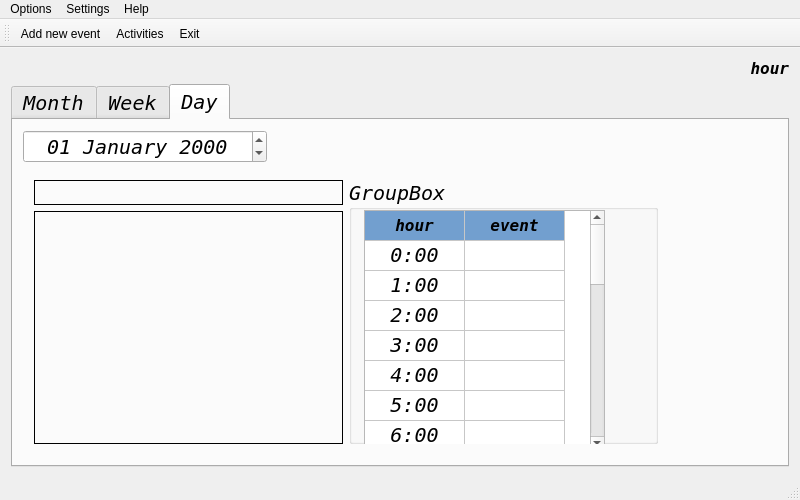
Qt form mainwindow.ui (AdriannaUrbanska/CalendarApp) before a commit.
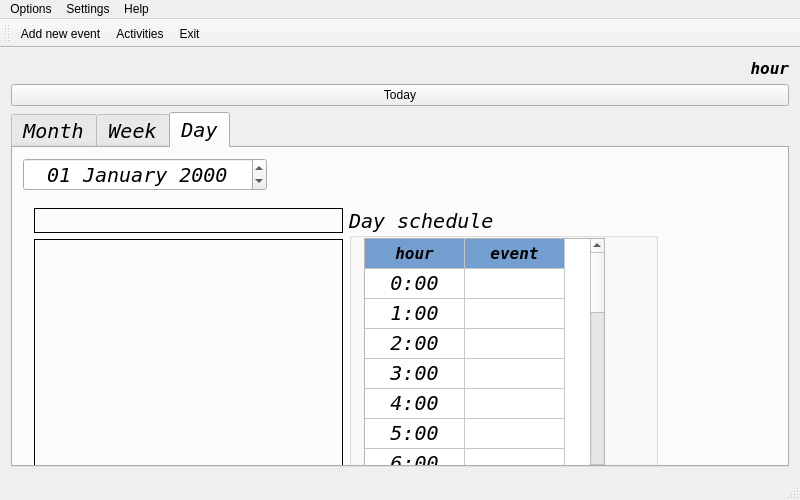
The same form after that commit. Icons and pictures are not drawn.

Commit message: all_day checkBox added

```diff
--- a/mainwindow.ui
+++ b/mainwindow.ui
@@ -40,6 +40,19 @@
       </property>
      </widget>
     </item>
+    <item>
+     <widget class="QPushButton" name="today">
+      <property name="sizePolicy">
+       <sizepolicy hsizetype="Minimum" vsizetype="Fixed">
+        <horstretch>0</horstretch>
+        <verstretch>0</verstretch>
+       </sizepolicy>
+      </property>
+      <property name="text">
+       <string>Today</string>
+      </property>
+     </widget>
+    </item>
     <item>
      <widget class="QTabWidget" name="tab">
       <property name="font">
@@ -557,7 +570,7 @@
          <string>dd MMMM yyyy</string>
         </property>
        </widget>
-       <widget class="QWidget" name="">
+       <widget class="QWidget" name="layoutWidget">
         <property name="geometry">
          <rect>
           <x>10</x>
@@ -635,7 +648,7 @@
             </sizepolicy>
            </property>
            <property name="title">
-            <string>GroupBox</string>
+            <string>Day schedule</string>
            </property>
            <widget class="QTableWidget" name="hour_list">
             <property name="geometry">
```
The commit also changes 6 other files.
